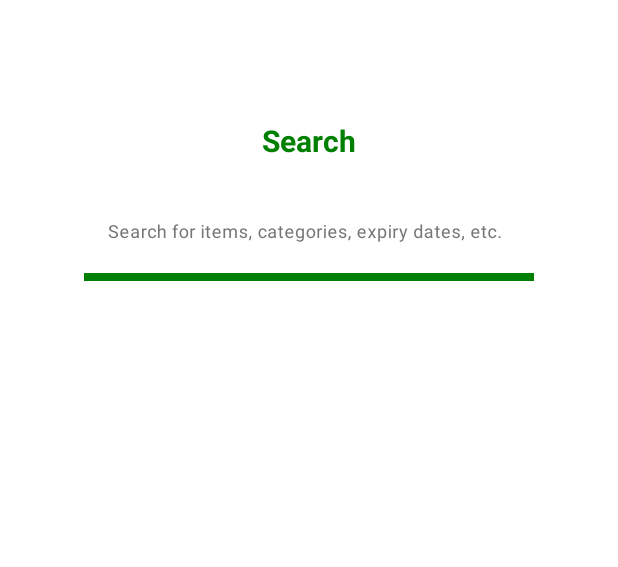
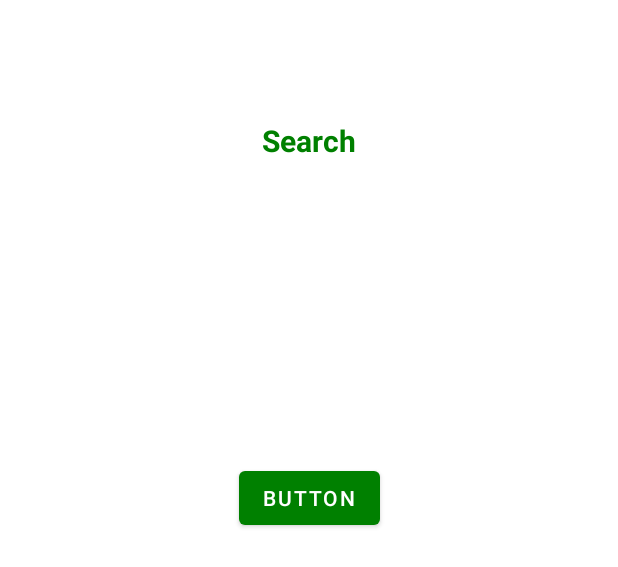
Before and after one commit to hannahl123/ExpiryDateTracker, an Android app: the layout fragment_third.xml on its own in the app's theme, with its tools: preview values and no code run, on a phone screen of 412 x 824 dp. Shown: the top 567 px of the screen. Run offline under Robolectric (Android 15) with nearby library versions, the phone set to English and light mode, and no system bars.

Commit message:
added search button

```diff
--- a/app/src/main/res/layout/fragment_second.xml
+++ b/app/src/main/res/layout/fragment_second.xml
@@ -131,11 +131,12 @@
         android:buttonTint="@color/green06"
         android:checked="true"
         android:text="@string/Set_Default"
-        android:textColor="@color/green05"
+        android:textColor="#2E7D32"
         app:layout_constraintEnd_toEndOf="parent"
         app:layout_constraintHorizontal_bias="0.2"
         app:layout_constraintStart_toStartOf="parent"
-        app:layout_constraintTop_toBottomOf="@+id/Notification" />
+        app:layout_constraintTop_toBottomOf="@+id/Notification"
+        tools:ignore="TextContrastCheck" />
 
     <ToggleButton
         android:id="@+id/NotifButton"
--- a/app/src/main/res/layout/fragment_third.xml
+++ b/app/src/main/res/layout/fragment_third.xml
@@ -19,32 +19,15 @@
         app:layout_constraintTop_toTopOf="parent"
         app:layout_constraintVertical_bias="0.1" />
 
-    <com.google.android.material.textfield.TextInputLayout
-        android:id="@+id/SearchInputBar"
-        android:layout_width="300dp"
-        android:layout_height="50dp"
-        android:layout_marginTop="30dp"
-        android:textColorHint="@color/darkGrey"
-        app:boxBackgroundColor="@color/white"
-        app:boxCornerRadiusBottomEnd="2dp"
-        app:boxCornerRadiusBottomStart="2dp"
-        app:boxCornerRadiusTopEnd="2dp"
-        app:boxCornerRadiusTopStart="2dp"
-        app:boxStrokeColor="@color/green05"
-        app:boxStrokeWidth="2dp"
-        app:boxStrokeWidthFocused="5dp"
-        app:hintTextColor="@color/darkGrey"
+    <Button
+        android:id="@+id/button3"
+        android:layout_width="wrap_content"
+        android:layout_height="wrap_content"
+        android:text="Button"
         app:layout_constraintBottom_toBottomOf="parent"
         app:layout_constraintEnd_toEndOf="parent"
         app:layout_constraintStart_toStartOf="parent"
         app:layout_constraintTop_toBottomOf="@+id/SearchPage"
-        app:layout_constraintVertical_bias="0">
+        app:layout_constraintVertical_bias="0.3" />
 
-        <com.google.android.material.textfield.TextInputEditText
-            android:layout_width="match_parent"
-            android:layout_height="wrap_content"
-            android:hint="@string/SearchHint"
-            android:textColorHint="#546E7A"
-            tools:ignore="TextContrastCheck" />
-    </com.google.android.material.textfield.TextInputLayout>
 </androidx.constraintlayout.widget.ConstraintLayout>
```
